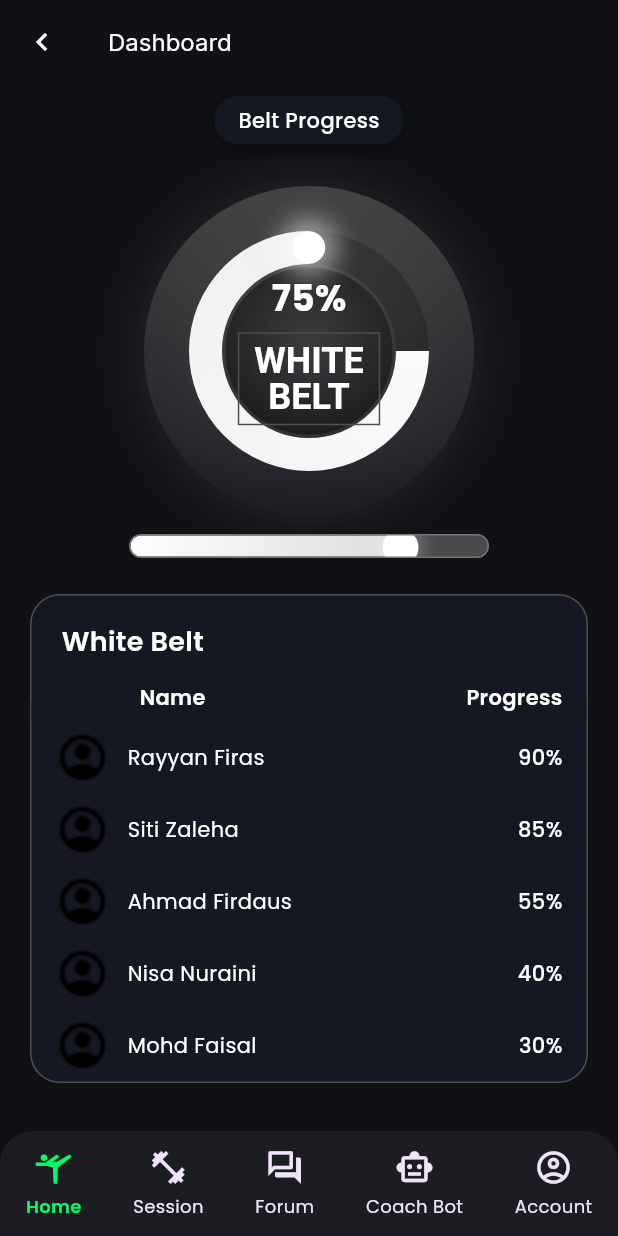
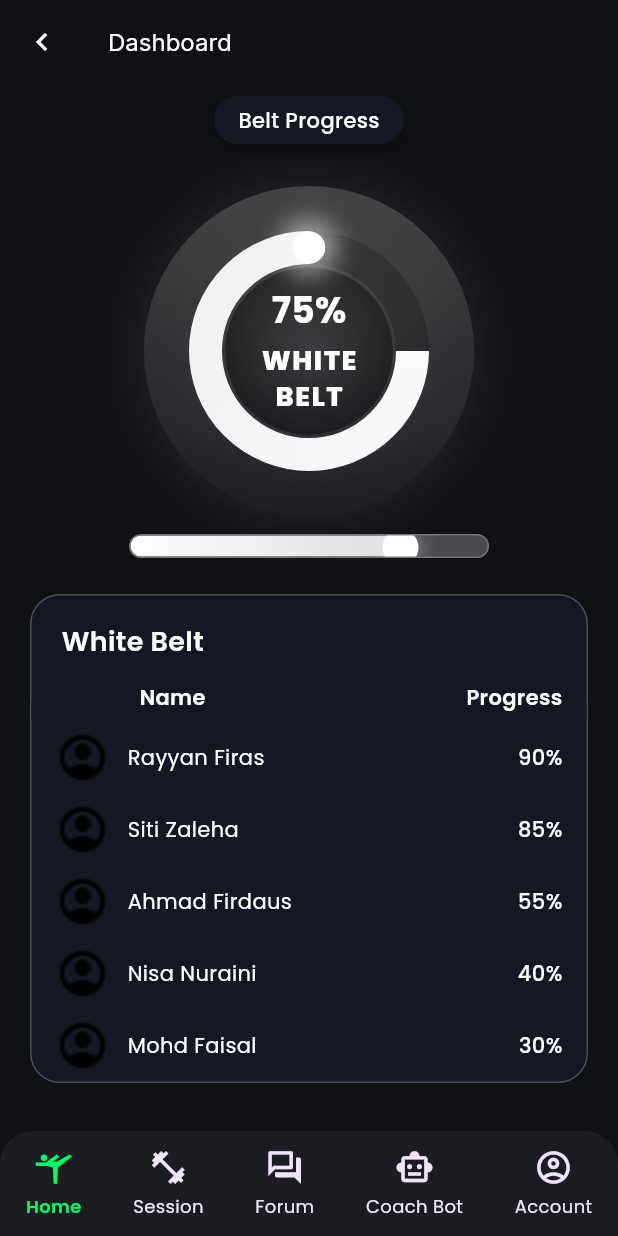
Before and after one commit to niczrsoh/Mapped_Frontend, a Flutter app: the BeltProgressScreen screen opened directly, on a phone screen of 412 x 824 dp. Run offline on Flutter 3.47's test engine with Material 3 defaults, Android fonts, the phone set to English and light mode, and no system bars; our stand-ins replace get, google_fonts.

```diff
--- a/lib/screens/belt_progress_screen.dart
+++ b/lib/screens/belt_progress_screen.dart
@@ -116,7 +116,7 @@ class BeltProgressScreen extends StatelessWidget {
                             ),
                           ),
                         ),
-                        // Updated text layout: percentage above a bordered "WHITE BELT" label
+                        // Updated text layout to match the image exactly
                         Column(
                           mainAxisSize: MainAxisSize.min,
                           children: [
@@ -124,28 +124,35 @@ class BeltProgressScreen extends StatelessWidget {
                               '${(progress * 100).round()}%',
                               style: GoogleFonts.poppins(
                                 color: Colors.white,
-                                fontSize: 24,
+                                fontSize: 24, // Slightly larger for emphasis
                                 fontWeight: FontWeight.w700,
                                 height: 1.2,
                               ),
                             ),
-                            const SizedBox(height: 8),
-                            // Bordered label using Roboto semi-bold 600, size 24, centered
-                            Container(
-                              padding: const EdgeInsets.symmetric(horizontal: 10, vertical: 6),
-                              decoration: BoxDecoration(
-                                border: Border.all(color: const Color(0xFF4D504F), width: 1),
+                            const SizedBox(
+                              height: 8,
+                            ), // Space between percentage and WHITE
+                            Text(
+                              'WHITE',
+                              style: GoogleFonts.poppins(
+                                color: Colors.white,
+                                fontSize: 18,
+                                fontWeight: FontWeight.w800,
+                                letterSpacing: 1.0,
+                                height: 1.2,
                               ),
-                              child: Text(
-                                'WHITE\nBELT',
-                                textAlign: TextAlign.center,
-                                style: GoogleFonts.roboto(
-                                  color: Colors.white,
-                                  fontSize: 24,
-                                  fontWeight: FontWeight.w600, // SemiBold
-                                  height: 1.0, // line-height 100%
-                                  letterSpacing: 0.0,
-                                ),
+                            ),
+                            const SizedBox(
+                              height: 2,
+                            ), // Small space between WHITE and BELT
+                            Text(
+                              'BELT',
+                              style: GoogleFonts.poppins(
+                                color: Colors.white,
+                                fontSize: 18,
+                                fontWeight: FontWeight.w800,
+                                letterSpacing: 1.0,
+                                height: 1.2,
                               ),
                             ),
                           ],
```
